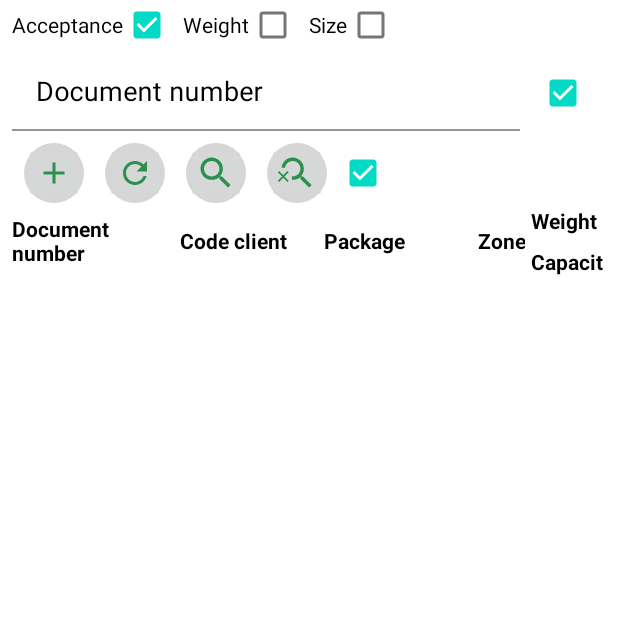
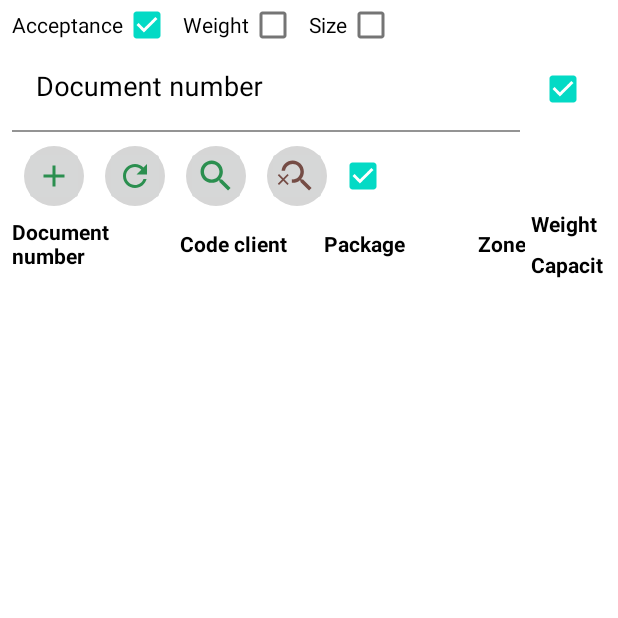
Before and after one commit to Muhammadqodir07/Soft1C, an Android app: the AcceptanceListFragment screen opened through its navigation route, on a phone screen of 412 x 824 dp, the top half of it. Run offline under Robolectric (Android 15) with nearby library versions, the phone set to English and light mode, and no system bars; our stand-ins replace Timber; libraries missing offline, so code that uses them is left out: com.phearme.macaddressedittext; 1 statement that could not run was skipped.

Commit message:
Ввод размера для определенного места. Перевод фокуса на след место после ввода размера. Исправление и мелкие улучшения в работе фильтра списка документов

```diff
--- a/app/src/main/java/com/example/soft1c/fragment/AcceptanceSizeFragment.kt
+++ b/app/src/main/java/com/example/soft1c/fragment/AcceptanceSizeFragment.kt
@@ -182,6 +182,7 @@ class AcceptanceSizeFragment :
     private fun fillList() {
         if (!checkedFillFields()) return
         val listData = acceptanceSize.dataArray.toMutableList()
+        var lastChangedItemIndex = -1
         with(binding) {
             val seatNumberText = etxtChangeColumnsNumber.text.toString()
             val length = etxtLength.text.toString().toInt()
@@ -210,6 +211,7 @@ class AcceptanceSizeFragment :
                         listElement.height = height
                         listElement.weight = length * width * height * 0.000001
                         indexSeatNumber += 1
+                        lastChangedItemIndex = indexList
                     }
                 }
             }
@@ -221,6 +223,8 @@ class AcceptanceSizeFragment :
         }
         sizeAdapter.submitList(listData)
         sizeAdapter.notifyDataSetChanged()
+        binding.rvMain.scrollToPosition(lastChangedItemIndex)
+        sizeAdapter.focusNumber = sizeAdapter.currentList[lastChangedItemIndex+1].seatNumber
         acceptanceSize.dataArray = listData
     }
 
--- a/app/src/main/res/drawable/ic_search_off.xml
+++ b/app/src/main/res/drawable/ic_search_off.xml
@@ -3,7 +3,7 @@
     android:height="60dp"
     android:viewportWidth="24"
     android:viewportHeight="24"
-    android:tint="#007D2D"
+    android:tint="#FF5C2920"
     android:alpha="0.8">
   <group android:scaleX="0.4582"
       android:scaleY="0.4582"
--- a/app/src/main/res/layout/fragment_acceptance_list.xml
+++ b/app/src/main/res/layout/fragment_acceptance_list.xml
@@ -6,9 +6,9 @@
     android:layout_height="match_parent"
     android:orientation="vertical">
 
-<!--    <include-->
-<!--        android:id="@+id/include_toolbar"-->
-<!--        layout="@layout/toolbar_main" />-->
+    <!--    <include-->
+    <!--        android:id="@+id/include_toolbar"-->
+    <!--        layout="@layout/toolbar_main" />-->
 
     <ProgressBar
         android:id="@+id/pb_load"
@@ -20,16 +20,16 @@
         android:id="@+id/main_container"
         android:layout_width="match_parent"
         android:layout_height="match_parent"
-        android:layout_marginBottom="@dimen/default_margin"
         android:layout_marginStart="@dimen/default_margin"
-        android:layout_marginEnd="@dimen/default_margin">
+        android:layout_marginEnd="@dimen/default_margin"
+        android:layout_marginBottom="@dimen/default_margin">
 
         <LinearLayout
             android:id="@+id/linear_chb"
             android:layout_width="match_parent"
             android:layout_height="25dp"
+            android:layout_marginTop="4dp"
             android:orientation="horizontal"
-            android:layout_marginTop="4dp"
             app:layout_constraintStart_toStartOf="parent"
             app:layout_constraintTop_toTopOf="parent">
 
@@ -62,7 +62,6 @@
             android:id="@+id/linear_doc_number"
             android:layout_width="match_parent"
             android:layout_height="wrap_content"
-            android:layout_marginTop="@dimen/default_margin"
             app:layout_constraintEnd_toEndOf="parent"
             app:layout_constraintStart_toStartOf="parent"
             app:layout_constraintTop_toBottomOf="@id/linear_chb">
@@ -70,7 +69,7 @@
             <com.google.android.material.textfield.TextInputLayout
                 android:id="@+id/elayout_document_number"
                 android:layout_width="0dp"
-                android:layout_height="50dp"
+                android:layout_height="60dp"
                 android:layout_weight="38"
                 android:textColorHint="@color/black">
 
@@ -164,11 +163,10 @@
                     android:layout_width="match_parent"
                     android:layout_height="match_parent"
                     android:contentDescription="@string/app_name"
-                    android:enabled = "false"
+                    android:enabled="false"
                     android:src="@drawable/ic_search_off" />
 
             </androidx.cardview.widget.CardView>
-
 
             <CheckBox
                 android:id="@+id/chb_show_text"
@@ -254,8 +252,8 @@
                     style="@style/TextNumber"
                     android:layout_width="wrap_content"
                     android:layout_height="@dimen/default_chb_width"
-                    android:text="@string/text_weight"
-                    android:gravity = "bottom"/>
+                    android:gravity="bottom"
+                    android:text="@string/text_weight" />
 
                 <TextView
                     android:id="@+id/txt_empty_capacity"
@@ -263,8 +261,8 @@
                     android:layout_width="match_parent"
                     android:layout_height="@dimen/default_chb_width"
                     android:layout_marginTop="@dimen/default_margin"
-                    android:text="@string/text_capacity"
-                    android:gravity = "top"/>
+                    android:gravity="top"
+                    android:text="@string/text_capacity" />
 
             </LinearLayout>
 
--- a/app/src/main/res/menu/main_menu.xml
+++ b/app/src/main/res/menu/main_menu.xml
@@ -15,6 +15,6 @@
         android:id="@+id/item_macAddress"
         android:title="Mac address" />
     <item
-        android:title="1.1.5"
+        android:title="1.1.6"
         android:enabled="false"/>
 </menu>
```
Also changed, not shown: app/src/main/java/com/example/soft1c/adapter/AcceptanceAdapter.kt (+29 -4 lines), app/src/main/java/com/example/soft1c/adapter/AcceptanceSizeAdapter.kt (+40 -18 lines), app/src/main/java/com/example/soft1c/fragment/AcceptanceListFragment.kt (+28 -9 lines), app/src/main/java/com/example/soft1c/repository/AcceptanceRepository.kt (+5 -3 lines), app/src/main/res/layout/item_acceptance_size.xml (+7 -13 lines).
